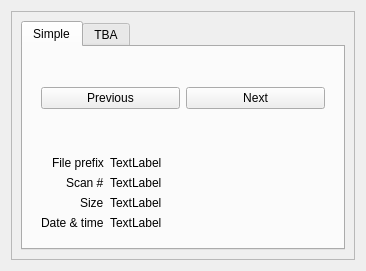
Above: mdaviz/resources/mda_folder_table_view.ui from BCDA-APS/mdaviz before the change. Below: the same form after it.
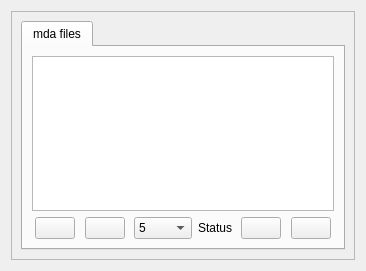
That is the form after the change. The open tabs and pages were chosen to show the change. Icons and pictures are not drawn.

```diff
--- a/mdaviz/resources/mda_folder_table_view.ui
+++ b/mdaviz/resources/mda_folder_table_view.ui
@@ -34,113 +34,9 @@
          <property name="currentIndex">
           <number>1</number>
          </property>
-         <widget class="QWidget" name="TabWidgetPage1">
-          <attribute name="title">
-           <string>Simple</string>
-          </attribute>
-          <layout class="QVBoxLayout" name="verticalLayout_2">
-           <item>
-            <widget class="QWidget" name="widget" native="true">
-             <layout class="QHBoxLayout" name="horizontalLayout_2">
-              <item>
-               <widget class="QPushButton" name="previous">
-                <property name="text">
-                 <string>Previous</string>
-                </property>
-               </widget>
-              </item>
-              <item>
-               <widget class="QPushButton" name="next">
-                <property name="text">
-                 <string>Next</string>
-                </property>
-               </widget>
-              </item>
-             </layout>
-            </widget>
-           </item>
-           <item>
-            <widget class="QWidget" name="widget_2" native="true">
-             <layout class="QFormLayout" name="formLayout">
-              <property name="labelAlignment">
-               <set>Qt::AlignRight|Qt::AlignTrailing|Qt::AlignVCenter</set>
-              </property>
-              <property name="formAlignment">
-               <set>Qt::AlignRight|Qt::AlignTop|Qt::AlignTrailing</set>
-              </property>
-              <item row="0" column="0">
-               <widget class="QLabel" name="file_label">
-                <property name="toolTip">
-                 <string>Search for runs that match this Bluesky plan.</string>
-                </property>
-                <property name="text">
-                 <string>File prefix</string>
-                </property>
-               </widget>
-              </item>
-              <item row="0" column="1">
-               <widget class="QLabel" name="file_name">
-                <property name="text">
-                 <string>TextLabel</string>
-                </property>
-               </widget>
-              </item>
-              <item row="1" column="0">
-               <widget class="QLabel" name="scan_label">
-                <property name="toolTip">
-                 <string>Search for runs with this scan ID.</string>
-                </property>
-                <property name="text">
-                 <string>Scan #</string>
-                </property>
-               </widget>
-              </item>
-              <item row="1" column="1">
-               <widget class="QLabel" name="file_num">
-                <property name="text">
-                 <string>TextLabel</string>
-                </property>
-               </widget>
-              </item>
-              <item row="2" column="0">
-               <widget class="QLabel" name="size_label">
-                <property name="text">
-                 <string>Size</string>
-                </property>
-               </widget>
-              </item>
-              <item row="2" column="1">
-               <widget class="QLabel" name="file_size">
-                <property name="text">
-                 <string>TextLabel</string>
-                </property>
-               </widget>
-              </item>
-              <item row="3" column="0">
-               <widget class="QLabel" name="date_label">
-                <property name="toolTip">
-                 <string>Search for runs with these detector(s). Use a comma to separate more than one name. (such as &quot;diode, I0&quot;)</string>
-                </property>
-                <property name="text">
-                 <string>Date &amp; time</string>
-                </property>
-               </widget>
-              </item>
-              <item row="3" column="1">
-               <widget class="QLabel" name="file_date">
-                <property name="text">
-                 <string>TextLabel</string>
-                </property>
-               </widget>
-              </item>
-             </layout>
-            </widget>
-           </item>
-          </layout>
-         </widget>
          <widget class="QWidget" name="TabWidgetPage2">
           <attribute name="title">
-           <string>TBA</string>
+           <string>mda files</string>
           </attribute>
           <layout class="QVBoxLayout" name="verticalLayout_5">
            <item>
```
Left out of the diff: 2 changed lines with no effect on the pictures.
